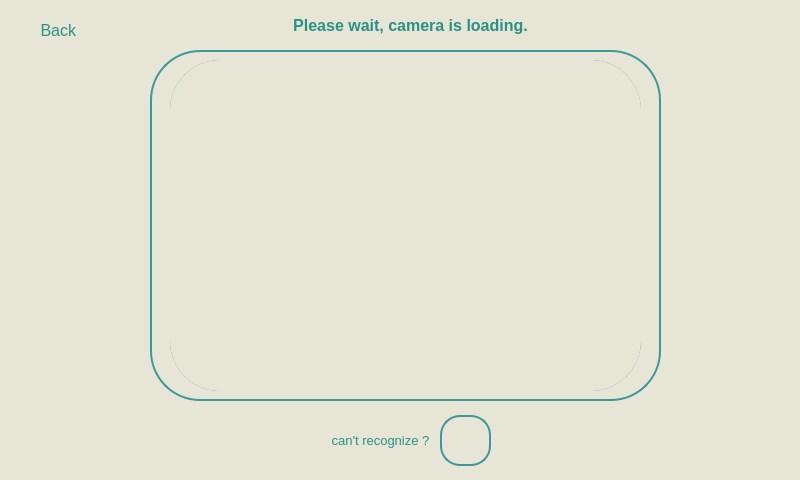
This is Design/FacialLogin.ui in Fsociety-Mrn/AIoT-Smartlock as Qt 5 draws it before an edit. The edited form follows.
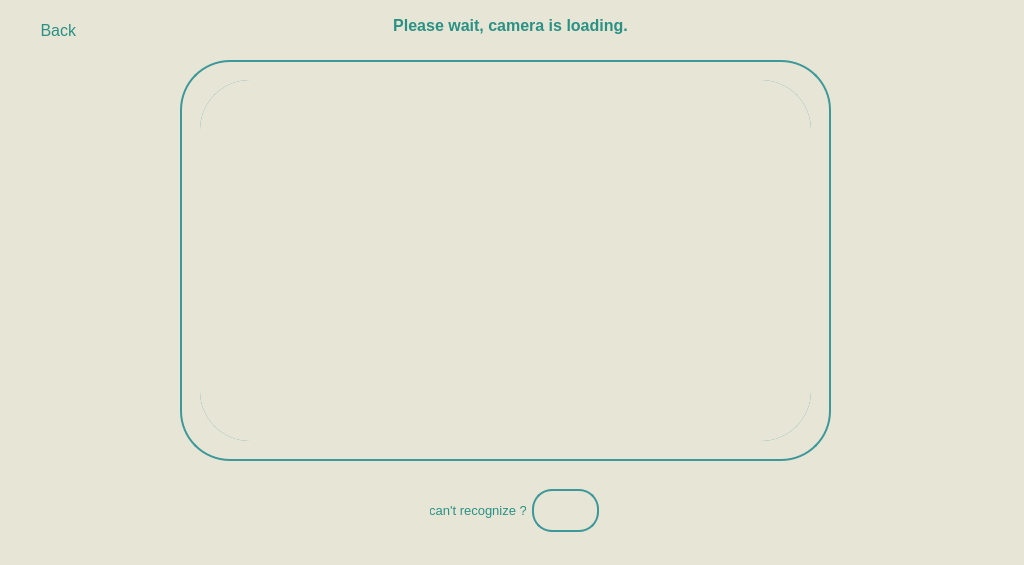
This is the edited form. Icons and pictures are not drawn.

Diff of the .ui file:
```diff
--- a/Design/FacialLogin.ui
+++ b/Design/FacialLogin.ui
@@ -6,8 +6,8 @@
    <rect>
     <x>0</x>
     <y>0</y>
-    <width>800</width>
-    <height>480</height>
+    <width>1024</width>
+    <height>565</height>
    </rect>
   </property>
   <property name="windowTitle">
@@ -72,82 +72,12 @@
     <bool>false</bool>
    </property>
   </widget>
-  <widget class="QLabel" name="label_2">
-   <property name="geometry">
-    <rect>
-     <x>300</x>
-     <y>410</y>
-     <width>161</width>
-     <height>61</height>
-    </rect>
-   </property>
-   <property name="font">
-    <font>
-     <family>Segoe UI</family>
-     <pointsize>10</pointsize>
-     <strikeout>false</strikeout>
-    </font>
-   </property>
-   <property name="styleSheet">
-    <string notr="true">color:  rgba(11, 131, 120, 219)</string>
-   </property>
-   <property name="frameShape">
-    <enum>QFrame::NoFrame</enum>
-   </property>
-   <property name="text">
-    <string>can't recognize ?</string>
-   </property>
-   <property name="alignment">
-    <set>Qt::AlignCenter</set>
-   </property>
-  </widget>
-  <widget class="QPushButton" name="pincode">
-   <property name="geometry">
-    <rect>
-     <x>440</x>
-     <y>415</y>
-     <width>51</width>
-     <height>51</height>
-    </rect>
-   </property>
-   <property name="font">
-    <font>
-     <family>Segoe UI</family>
-     <pointsize>12</pointsize>
-    </font>
-   </property>
-   <property name="cursor">
-    <cursorShape>PointingHandCursor</cursorShape>
-   </property>
-   <property name="autoFillBackground">
-    <bool>false</bool>
-   </property>
-   <property name="styleSheet">
-    <string notr="true">border: 2px solid #3D989A;
-border-radius: 20px;
-color: white;
-padding:10px;</string>
-   </property>
-   <property name="text">
-    <string/>
-   </property>
-   <property name="icon">
-    <iconset>
-     <normaloff>:/images/lock-pattern.png</normaloff>:/images/lock-pattern.png</iconset>
-   </property>
-   <property name="iconSize">
-    <size>
-     <width>35</width>
-     <height>35</height>
-    </size>
-   </property>
-  </widget>
   <widget class="QLabel" name="status">
    <property name="geometry">
     <rect>
-     <x>10</x>
+     <x>0</x>
      <y>0</y>
-     <width>801</width>
+     <width>1021</width>
      <height>51</height>
     </rect>
    </property>
@@ -176,10 +106,10 @@
   <widget class="QWidget" name="widget" native="true">
    <property name="geometry">
     <rect>
-     <x>150</x>
-     <y>50</y>
-     <width>511</width>
-     <height>351</height>
+     <x>180</x>
+     <y>60</y>
+     <width>651</width>
+     <height>401</height>
     </rect>
    </property>
    <property name="styleSheet">
@@ -190,9 +120,9 @@
     <property name="geometry">
      <rect>
       <x>20</x>
-      <y>10</y>
-      <width>471</width>
-      <height>331</height>
+      <y>20</y>
+      <width>611</width>
+      <height>361</height>
      </rect>
     </property>
     <layout class="QHBoxLayout" name="horizontalLayout">
@@ -218,8 +148,78 @@
     </layout>
    </widget>
   </widget>
-  <zorder>label_2</zorder>
-  <zorder>pincode</zorder>
+  <widget class="QWidget" name="">
+   <property name="geometry">
+    <rect>
+     <x>430</x>
+     <y>480</y>
+     <width>169</width>
+     <height>61</height>
+    </rect>
+   </property>
+   <layout class="QHBoxLayout" name="horizontalLayout_2">
+    <item>
+     <widget class="QLabel" name="pincodeLabel">
+      <property name="font">
+       <font>
+        <family>Segoe UI</family>
+        <pointsize>10</pointsize>
+        <strikeout>false</strikeout>
+       </font>
+      </property>
+      <property name="styleSheet">
+       <string notr="true">color:  rgba(11, 131, 120, 219)</string>
+      </property>
+      <property name="frameShape">
+       <enum>QFrame::NoFrame</enum>
+      </property>
+      <property name="text">
+       <string>can't recognize ?</string>
+      </property>
+      <property name="alignment">
+       <set>Qt::AlignCenter</set>
+      </property>
+     </widget>
+    </item>
+    <item>
+     <widget class="QPushButton" name="pincodeButton">
+      <property name="font">
+       <font>
+        <family>Segoe UI</family>
+        <pointsize>12</pointsize>
+       </font>
+      </property>
+      <property name="cursor">
+       <cursorShape>PointingHandCursor</cursorShape>
+      </property>
+      <property name="autoFillBackground">
+       <bool>false</bool>
+      </property>
+      <property name="styleSheet">
+       <string notr="true">border: 2px solid #3D989A;
+border-radius: 20px;
+color: white;
+padding:10px;</string>
+      </property>
+      <property name="text">
+       <string/>
+      </property>
+      <property name="icon">
+       <iconset>
+        <normaloff>:/images/lock-pattern.png</normaloff>:/images/lock-pattern.png</iconset>
+      </property>
+      <property name="iconSize">
+       <size>
+        <width>35</width>
+        <height>35</height>
+       </size>
+      </property>
+     </widget>
+    </item>
+   </layout>
+  </widget>
+  <zorder>pincodeLabel</zorder>
+  <zorder>pincodeButton</zorder>
   <zorder>status</zorder>
   <zorder>back</zorder>
   <zorder>widget</zorder>
```
Left out of the diff: 4 changed lines with no effect on the pictures.
